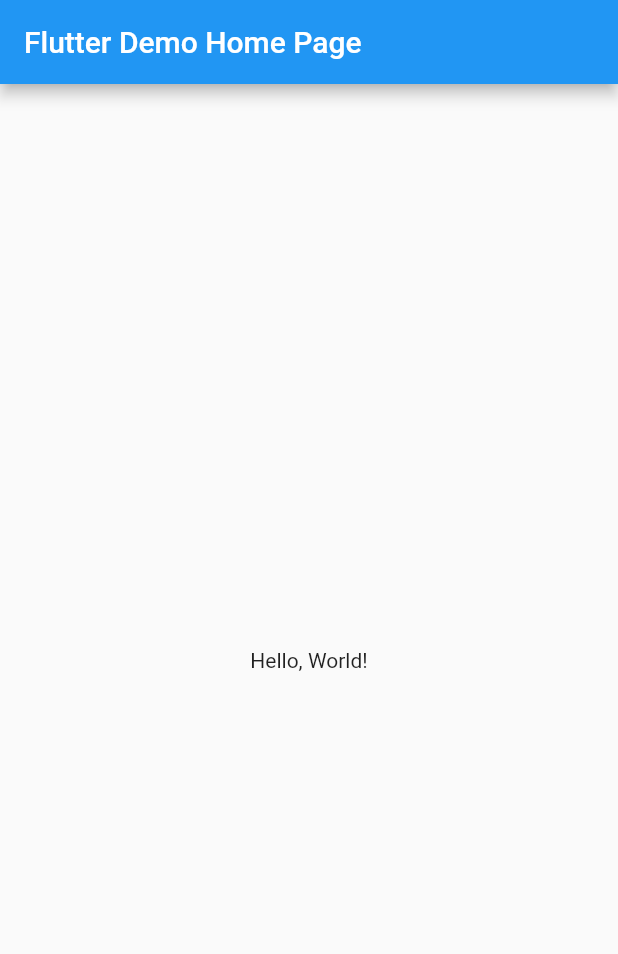
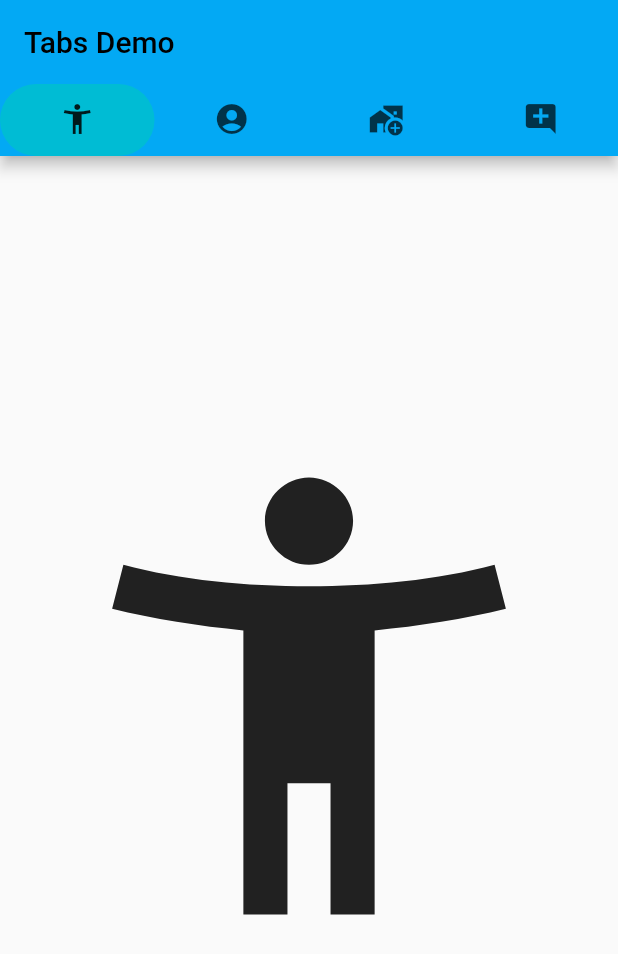
Before and after one commit to jesus12555/practica5, a Flutter app: the screen it shows after launch, on a phone screen of 412 x 824 dp. Shown: the top 954 px of the screen. Run offline on Flutter 3.47's test engine with Material 2 defaults, Android fonts, the phone set to English and light mode, and no system bars.

Commit message:
p5JESUS_LUGO_TAB bar

```diff
--- a/lib/main.dart
+++ b/lib/main.dart
@@ -3,38 +3,55 @@ import 'package:flutter/material.dart';
 void main() => runApp(MyApp());
 
 class MyApp extends StatelessWidget {
-  const MyApp({super.key});
   // This widget is the root of your application.
   @override
   Widget build(BuildContext context) {
     return MaterialApp(
-      // Application name
-      title: 'Flutter Hello World',
-      // Application theme data, you can set the colors for the application as
-      // you want
+      title: 'Pestaña tab',
+      debugShowCheckedModeBanner: false,
       theme: ThemeData(
-        primarySwatch: Colors.blue,
+        // This is the theme of your application.
+        primarySwatch: Colors.lightBlue,
       ),
-      // A widget which will be started on application startup
-      home: MyHomePage(title: 'Flutter Demo Home Page'),
+      home: MyHomePage(),
     );
   }
 }
 
-class MyHomePage extends StatelessWidget {
-  final String title;
-  const MyHomePage({super.key, required this.title});
+class MyHomePage extends StatefulWidget {
+  const MyHomePage({Key? key}) : super(key: key);
 
   @override
+  _MyHomePageState createState() => _MyHomePageState();
+}
+
+class _MyHomePageState extends State<MyHomePage> {
+  @override
   Widget build(BuildContext context) {
-    return Scaffold(
-      appBar: AppBar(
-        // The title text which will be shown on the action bar
-        title: Text(title),
-      ),
-      body: Center(
-        child: Text(
-          'Hello, World!',
+    return DefaultTabController(
+      length: 4,
+      child: Scaffold(
+        appBar: AppBar(
+          bottom: TabBar(
+            indicator: BoxDecoration(
+                borderRadius: BorderRadius.circular(50), // Creates border
+                color: Colors.cyan), //Change background color from here
+            tabs: [
+              Tab(icon: Icon(Icons.accessibility_new)),
+              Tab(icon: Icon(Icons.account_circle_sharp)),
+              Tab(icon: Icon(Icons.add_home_work)),
+              Tab(icon: Icon(Icons.add_comment)),
+            ],
+          ),
+          title: Text('Tabs Demo'),
+        ),
+        body: TabBarView(
+          children: [
+            Icon(Icons.accessibility_new, size: 350),
+            Icon(Icons.account_circle_sharp, size: 350),
+            Icon(Icons.add_home_work, size: 350),
+            Icon(Icons.add_comment, size: 350),
+          ],
         ),
       ),
     );
```
